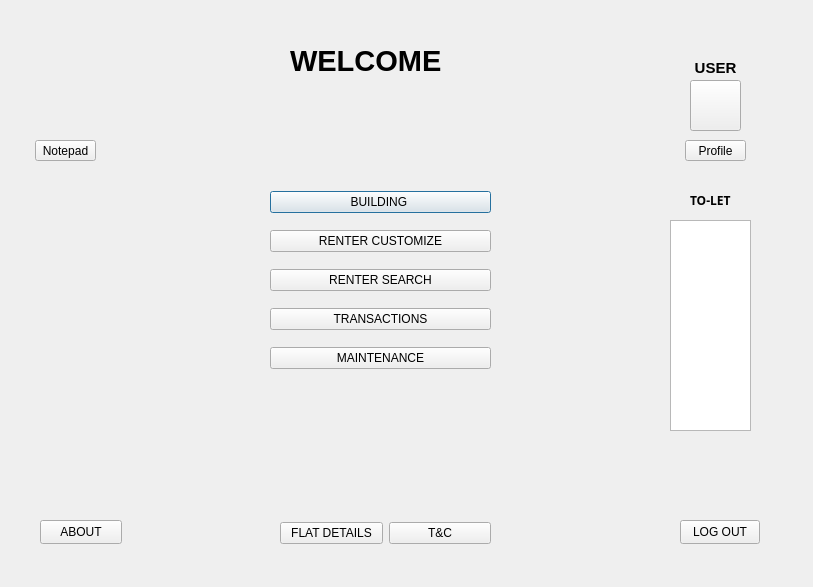
Qt form admin_after_login.ui (faisal-ahmed-dev/HOME-RENTAL-MANAGEMENT) before a commit.
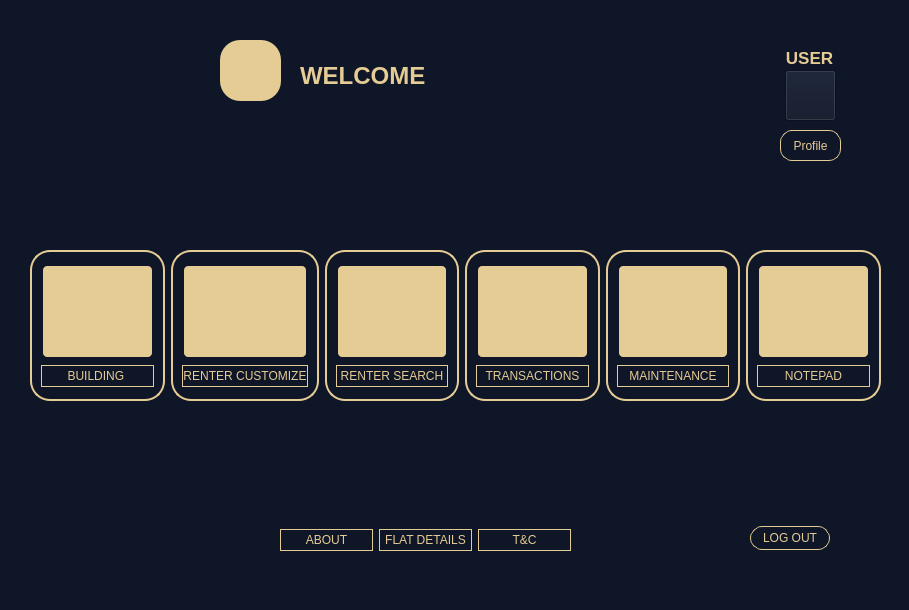
The same form after that commit. Icons and pictures are not drawn.

```diff
--- a/admin_after_login.ui
+++ b/admin_after_login.ui
@@ -6,72 +6,51 @@
    <rect>
     <x>0</x>
     <y>0</y>
-    <width>813</width>
-    <height>587</height>
+    <width>909</width>
+    <height>610</height>
    </rect>
   </property>
   <property name="windowTitle">
    <string>HOME RENTAL MANAGEMENT SYSTEM</string>
   </property>
   <property name="styleSheet">
-   <string notr="true"/>
+   <string notr="true">background-color: rgb(15, 22, 40)</string>
   </property>
-  <widget class="QWidget" name="layoutWidget">
-   <property name="geometry">
-    <rect>
-     <x>270</x>
-     <y>180</y>
-     <width>221</width>
-     <height>201</height>
-    </rect>
-   </property>
-   <layout class="QVBoxLayout" name="verticalLayout">
-    <item>
-     <widget class="QPushButton" name="pushButton_buildin">
-      <property name="text">
-       <string>BUILDING </string>
-      </property>
-     </widget>
-    </item>
-    <item>
-     <widget class="QPushButton" name="pushButton_CUSTOMIZE">
-      <property name="text">
-       <string>RENTER CUSTOMIZE</string>
-      </property>
-     </widget>
-    </item>
-    <item>
-     <widget class="QPushButton" name="pushButton_RENTE_SEARCH">
-      <property name="text">
-       <string>RENTER SEARCH</string>
-      </property>
-     </widget>
-    </item>
-    <item>
-     <widget class="QPushButton" name="pushButton_trans">
-      <property name="text">
-       <string>TRANSACTIONS</string>
-      </property>
-     </widget>
-    </item>
-    <item>
-     <widget class="QPushButton" name="pushButton_MAINTENANCE">
-      <property name="text">
-       <string>MAINTENANCE</string>
-      </property>
-     </widget>
-    </item>
-   </layout>
-  </widget>
   <widget class="QPushButton" name="pushButton_back">
    <property name="geometry">
     <rect>
-     <x>680</x>
-     <y>520</y>
+     <x>750</x>
+     <y>526</y>
      <width>80</width>
      <height>24</height>
     </rect>
    </property>
+   <property name="styleSheet">
+    <string notr="true">
+#pushButton_back
+{
+	border:none;
+	background:#0F1628;
+	color:#E5CB94;
+	border-radius:16px;
+	border: 1px solid yellow ;
+border-color: #E5CB94;
+  border-radius: 12px;
+  padding: 3 px;
+}
+#pushButton_back:hover
+{
+	border:none;
+	background:#E5CB94;
+	color:#0F1628;
+	border-radius:16 px;
+	border: 2px solid blue ;
+border-color: #0F1628;
+  border-radius: 6px;
+  padding: 3 px;
+}
+</string>
+   </property>
    <property name="text">
     <string>LOG OUT</string>
    </property>
@@ -79,64 +58,97 @@
   <widget class="QLabel" name="label_name">
    <property name="geometry">
     <rect>
-     <x>290</x>
-     <y>30</y>
-     <width>491</width>
-     <height>61</height>
+     <x>300</x>
+     <y>60</y>
+     <width>411</width>
+     <height>31</height>
     </rect>
    </property>
    <property name="font">
     <font>
      <family>SansSerif</family>
-     <pointsize>22</pointsize>
+     <pointsize>18</pointsize>
      <bold>true</bold>
     </font>
    </property>
+   <property name="styleSheet">
+    <string notr="true">color: rgb(229, 203, 148);</string>
+   </property>
    <property name="text">
     <string>WELCOME</string>
    </property>
   </widget>
-  <widget class="QLabel" name="label_TOLET">
-   <property name="geometry">
-    <rect>
-     <x>690</x>
-     <y>190</y>
-     <width>51</width>
-     <height>20</height>
-    </rect>
-   </property>
-   <property name="font">
-    <font>
-     <family>Arial Black</family>
-     <bold>true</bold>
-    </font>
-   </property>
-   <property name="text">
-    <string>TO-LET</string>
-   </property>
-  </widget>
-  <widget class="QTableWidget" name="tableWidget">
-   <property name="geometry">
-    <rect>
-     <x>670</x>
-     <y>220</y>
-     <width>81</width>
-     <height>211</height>
-    </rect>
-   </property>
-  </widget>
   <widget class="QWidget" name="layoutWidget">
    <property name="geometry">
     <rect>
      <x>280</x>
      <y>520</y>
-     <width>211</width>
-     <height>26</height>
+     <width>291</width>
+     <height>41</height>
     </rect>
    </property>
-   <layout class="QHBoxLayout" name="horizontalLayout">
+   <layout class="QHBoxLayout" name="horizontalLayout_2">
+    <item>
+     <widget class="QPushButton" name="pushButton_ABOUT">
+      <property name="styleSheet">
+       <string notr="true">
+#pushButton_ABOUT
+{
+	border:none;
+	background:#0F1628;
+	color:#E5CB94;
+	border-radius:16px;
+	border: 1px solid yellow ;
+border-color: #E5CB94;
+  border-radius: 12px;
+  padding: 3 px;
+}
+#pushButton_ABOUT:hover
+{
+	border:none;
+	background:#E5CB94;
+	color:#0F1628;
+	border-radius:16 px;
+	border: 2px solid blue ;
+border-color: #0F1628;
+  border-radius: 6px;
+  padding: 3 px;
+}
+</string>
+      </property>
+      <property name="text">
+       <string>ABOUT</string>
+      </property>
+     </widget>
+    </item>
     <item>
      <widget class="QPushButton" name="pushButton_TO_LET">
+      <property name="styleSheet">
+       <string notr="true">
+#pushButton_TO_LET
+{
+	border:none;
+	background:#0F1628;
+	color:#E5CB94;
+	border-radius:16px;
+	border: 1px solid yellow ;
+border-color: #E5CB94;
+  border-radius: 12px;
+  padding: 3 px;
+}
+#pushButton_TO_LET:hover
+{
+	border:none;
+	background:#E5CB94;
+	color:#0F1628;
+	border-radius:16 px;
+	border: 2px solid blue ;
+border-color: #0F1628;
+  border-radius: 6px;
+  padding: 3 px;
+}
+</string>
+      </property>
       <property name="text">
        <string>FLAT DETAILS</string>
       </property>
@@ -144,6 +156,32 @@
     </item>
     <item>
      <widget class="QPushButton" name="pushButton_TC">
+      <property name="styleSheet">
+       <string notr="true">
+#pushButton_TC
+{
+	border:none;
+	background:#0F1628;
+	color:#E5CB94;
+	border-radius:16px;
+	border: 1px solid yellow ;
+border-color: #E5CB94;
+  border-radius: 12px;
+  padding: 3 px;
+}
+#pushButton_TC:hover
+{
+	border:none;
+	background:#E5CB94;
+	color:#0F1628;
+	border-radius:16 px;
+	border: 2px solid blue ;
+border-color: #0F1628;
+  border-radius: 6px;
+  padding: 3 px;
+}
+</string>
+      </property>
       <property name="text">
        <string>T&amp;&amp;C</string>
       </property>
@@ -154,14 +192,40 @@
   <widget class="QPushButton" name="pushButton_profile">
    <property name="geometry">
     <rect>
-     <x>690</x>
-     <y>80</y>
+     <x>785</x>
+     <y>70</y>
      <width>51</width>
      <height>51</height>
     </rect>
    </property>
+   <property name="font">
+    <font>
+     <pointsize>11</pointsize>
+    </font>
+   </property>
    <property name="styleSheet">
-    <string notr="true">border-image: url(:/resources/resources/kindpng_1712282.png);</string>
+    <string notr="true">#pushButton_profile
+{image: url(:/resources/resources/kindpng_1712282.png);
+border:none;
+	background:#E5CB94;
+	color:#0F1628;
+	border-radius:16 px;
+	border: 1px solid blue ;
+border-color: #0F1628;
+  border-radius: 20px;
+  padding: 3 px;
+}
+#pushButton_profile:hover
+{
+	border:none;
+	background:floralwhite;
+	color:#0F1628;
+	border-radius:16 px;
+	border: 2px solid blue ;
+border-color: #0F1628;
+  border-radius: 6px;
+  padding: 3 px;
+}</string>
    </property>
    <property name="text">
     <string/>
@@ -170,10 +234,10 @@
   <widget class="QPushButton" name="pushButton_profile_info">
    <property name="geometry">
     <rect>
-     <x>685</x>
-     <y>140</y>
+     <x>780</x>
+     <y>130</y>
      <width>61</width>
-     <height>21</height>
+     <height>31</height>
     </rect>
    </property>
    <property name="font">
@@ -181,6 +245,31 @@
      <family>Segoe UI</family>
     </font>
    </property>
+   <property name="styleSheet">
+    <string notr="true">
+#pushButton_profile_info
+{
+	border:none;
+	background:#0F1628;
+	color:#E5CB94;
+	border-radius:16px;
+	border: 1px solid yellow ;
+border-color: #E5CB94;
+  border-radius: 12px;
+  padding: 3 px;
+}
+#pushButton_profile_info:hover
+{
+	border:none;
+	background:floralwhite;
+	color:#0F1628;
+	border-radius:16 px;
+	border: 2px solid blue ;
+border-color: #0F1628;
+  border-radius: 6px;
+  padding: 3 px;
+}</string>
+   </property>
    <property name="text">
     <string>Profile</string>
    </property>
@@ -188,18 +277,21 @@
   <widget class="QLabel" name="label_username_2">
    <property name="geometry">
     <rect>
-     <x>680</x>
-     <y>60</y>
+     <x>774</x>
+     <y>50</y>
      <width>71</width>
      <height>16</height>
     </rect>
    </property>
    <property name="font">
     <font>
-     <pointsize>11</pointsize>
+     <pointsize>13</pointsize>
      <bold>true</bold>
     </font>
    </property>
+   <property name="styleSheet">
+    <string notr="true">color: rgb(229, 203, 148);</string>
+   </property>
    <property name="frameShape">
     <enum>QFrame::NoFrame</enum>
    </property>
@@ -223,61 +315,688 @@
    <property name="geometry">
     <rect>
      <x>220</x>
-     <y>30</y>
+     <y>40</y>
      <width>61</width>
      <height>61</height>
     </rect>
    </property>
    <property name="styleSheet">
-    <string notr="true">image: url(:/resources/resources/home-icon-png-159372.png);</string>
+    <string notr="true">image: url(:/resources/resources/home-icon-png-159372.png);
+background-color: rgb(229, 203, 148);
+border-radius: 20px;
+padding:3 px;</string>
    </property>
    <property name="text">
     <string/>
    </property>
   </widget>
-  <widget class="QPushButton" name="pushButton_ABOUT">
+  <widget class="QWidget" name="">
    <property name="geometry">
     <rect>
-     <x>40</x>
-     <y>520</y>
-     <width>82</width>
-     <height>24</height>
+     <x>30</x>
+     <y>250</y>
+     <width>851</width>
+     <height>151</height>
     </rect>
    </property>
-   <property name="text">
-    <string>ABOUT</string>
-   </property>
-  </widget>
-  <widget class="QPushButton" name="pushButton_NOTEPAD">
-   <property name="geometry">
-    <rect>
-     <x>35</x>
-     <y>140</y>
-     <width>61</width>
-     <height>21</height>
-    </rect>
-   </property>
-   <property name="text">
-    <string>Notepad</string>
-   </property>
-  </widget>
-  <widget class="QPushButton" name="pushButton_notepad_pic">
-   <property name="geometry">
-    <rect>
-     <x>40</x>
-     <y>80</y>
-     <width>51</width>
-     <height>51</height>
-    </rect>
-   </property>
-   <property name="styleSheet">
-    <string notr="true">image: url(:/resources/resources/notepadico.png);
+   <layout class="QHBoxLayout" name="horizontalLayout">
+    <item>
+     <widget class="QFrame" name="frame">
+      <property name="styleSheet">
+       <string notr="true">
+#frame
+{
+	border:none;
+	background:#0F1628;
+	color:#E5CB94;
+	border-radius:16px;
+	border: 2px solid yellow ;
+border-color: #E5CB94;
+  border-radius: 20px;
+  padding: 3 px;
+}
+#frame:hover
+{
+	border:none;
+	background:#E5CB94;
+	color:#0F1628;
+	border-radius:16 px;
+	border: 2px solid blue ;
+border-color: #0F1628;
+  border-radius: 6px;
+  padding: 3 px;
+}
+</string>
+      </property>
+      <property name="frameShape">
+       <enum>QFrame::StyledPanel</enum>
+      </property>
+      <property name="frameShadow">
+       <enum>QFrame::Raised</enum>
+      </property>
+      <layout class="QVBoxLayout" name="verticalLayout">
+       <item>
+        <widget class="QPushButton" name="pushButton_building_pic">
+         <property name="sizePolicy">
+          <sizepolicy hsizetype="Minimum" vsizetype="Minimum">
+           <horstretch>0</horstretch>
+           <verstretch>0</verstretch>
+          </sizepolicy>
+         </property>
+         <property name="styleSheet">
+          <string notr="true">
+#pushButton_building_pic
+{
+image: url(:/resources/resources/8666691_home_icon.png);
 
-border-radius: 20px;</string>
-   </property>
-   <property name="text">
-    <string/>
-   </property>
+border:none;
+	background:#E5CB94;
+	color:#0F1628;
+	border-radius:16 px;
+	border: 2px solid blue ;
+border-color: #0F1628;
+  border-radius: 6px;
+  padding: 3 px;
+}
+#pushButton_building_pic:hover
+{
+	border:none;
+	background:floralwhite;
+	color:#0F1628;
+	border-radius:16 px;
+	border: 2px solid blue ;
+border-color: #0F1628;
+  border-radius: 6px;
+  padding: 3 px;
+}
+</string>
+         </property>
+         <property name="text">
+          <string/>
+         </property>
+        </widget>
+       </item>
+       <item>
+        <widget class="QPushButton" name="pushButton_buildin">
+         <property name="styleSheet">
+          <string notr="true">
+#pushButton_buildin
+{
+	border:none;
+	background:#0F1628;
+	color:#E5CB94;
+	border-radius:16px;
+	border: 1px solid yellow ;
+border-color: #E5CB94;
+  border-radius: 12px;
+  padding: 3 px;
+}
+#pushButton_buildin:hover
+{
+	border:none;
+	background:floralwhite;
+	color: #0F1628;
+	border-radius:16 px;
+	border: 2px solid blue ;
+border-color: #0F1628;
+  border-radius: 6px;
+  padding: 3 px;
+}
+
+
+
+</string>
+         </property>
+         <property name="text">
+          <string>BUILDING </string>
+         </property>
+        </widget>
+       </item>
+      </layout>
+     </widget>
+    </item>
+    <item>
+     <widget class="QFrame" name="frame_2">
+      <property name="styleSheet">
+       <string notr="true">#frame_2{
+border:none;
+	background:#0F1628;
+	color:#E5CB94;
+	border-radius:16px;
+	border: 2px solid yellow ;
+border-color: #E5CB94;
+  border-radius: 20px;
+  padding: 3 px;
+}
+#frame_2:hover
+{
+	border:none;
+	background:#E5CB94;
+	color:#0F1628;
+	border-radius:16 px;
+	border: 2px solid blue ;
+border-color: #0F1628;
+  border-radius: 6px;
+  padding: 3 px;
+}</string>
+      </property>
+      <property name="frameShape">
+       <enum>QFrame::StyledPanel</enum>
+      </property>
+      <property name="frameShadow">
+       <enum>QFrame::Raised</enum>
+      </property>
+      <layout class="QVBoxLayout" name="verticalLayout_3">
+       <item>
+        <widget class="QPushButton" name="pushButton_customize_pic">
+         <property name="sizePolicy">
+          <sizepolicy hsizetype="Minimum" vsizetype="Minimum">
+           <horstretch>0</horstretch>
+           <verstretch>0</verstretch>
+          </sizepolicy>
+         </property>
+         <property name="styleSheet">
+          <string notr="true">#pushButton_customize_pic
+{
+	image: url(:/resources/resources/8666681_edit_icon.png);
+
+border:none;
+	background:#E5CB94;
+	color:#0F1628;
+	border-radius:16 px;
+	border: 2px solid blue ;
+border-color: #0F1628;
+  border-radius: 6px;
+  padding: 3 px;
+}
+#pushButton_customize_pic:hover
+{
+	border:none;
+	background:floralwhite;
+	color:#0F1628;
+	border-radius:16 px;
+	border: 2px solid blue ;
+border-color: #0F1628;
+  border-radius: 6px;
+  padding: 3 px;
+}</string>
+         </property>
+         <property name="text">
+          <string/>
+         </property>
+        </widget>
+       </item>
+       <item>
+        <widget class="QPushButton" name="pushButton_CUSTOMIZE">
+         <property name="styleSheet">
+          <string notr="true">
+#pushButton_CUSTOMIZE
+{
+	border:none;
+	background:#0F1628;
+	color:#E5CB94;
+	border-radius:16px;
+	border: 1px solid yellow ;
+border-color: #E5CB94;
+  border-radius: 12px;
+  padding: 3 px;
+}
+#pushButton_CUSTOMIZE:hover
+{
+	border:none;
+	background:floralwhite;
+	color:#0F1628;
+	border-radius:16 px;
+	border: 2px solid blue ;
+border-color: #0F1628;
+  border-radius: 6px;
+  padding: 3 px;
+}
+</string>
+         </property>
+         <property name="text">
+          <string>RENTER CUSTOMIZE</string>
+         </property>
+        </widget>
+       </item>
+      </layout>
+     </widget>
+    </item>
+    <item>
+     <widget class="QFrame" name="frame_4">
+      <property name="styleSheet">
+       <string notr="true">#frame_4{
+border:none;
+	background:#0F1628;
+	color:#E5CB94;
+	border-radius:16px;
+	border: 2px solid yellow ;
+border-color: #E5CB94;
+  border-radius: 20px;
+  padding: 3 px;
+}
+#frame_4:hover
+{
+	border:none;
+	background:#E5CB94;
+	color:#0F1628;
+	border-radius:16 px;
+	border: 2px solid blue ;
+border-color: #0F1628;
+  border-radius: 6px;
+  padding: 3 px;
+}</string>
+      </property>
+      <property name="frameShape">
+       <enum>QFrame::StyledPanel</enum>
+      </property>
+      <property name="frameShadow">
+       <enum>QFrame::Raised</enum>
+      </property>
+      <layout class="QVBoxLayout" name="verticalLayout_4">
+       <item>
+        <widget class="QPushButton" name="pushButton_search_pic">
+         <property name="sizePolicy">
+          <sizepolicy hsizetype="Minimum" vsizetype="Minimum">
+           <horstretch>0</horstretch>
+           <verstretch>0</verstretch>
+          </sizepolicy>
+         </property>
+         <property name="styleSheet">
+          <string notr="true">#pushButton_search_pic
+{
+	image: url(:/resources/resources/8666693_search_icon.png);
+
+border:none;
+	background:#E5CB94;
+	color:#0F1628;
+	border-radius:16 px;
+	border: 2px solid blue ;
+border-color: #0F1628;
+  border-radius: 6px;
+  padding: 3 px;
+}
+#pushButton_search_pic:hover
+{
+	border:none;
+	background:floralwhite;
+	color:#0F1628;
+	border-radius:16 px;
+	border: 2px solid blue ;
+border-color: #0F1628;
+  border-radius: 6px;
+  padding: 3 px;
+}</string>
+         </property>
+         <property name="text">
+          <string/>
+         </property>
+        </widget>
+       </item>
+       <item>
+        <widget class="QPushButton" name="pushButton_RENTE_SEARCH">
+         <property name="styleSheet">
+          <string notr="true">
+#pushButton_RENTE_SEARCH
+{
+	border:none;
+	background:#0F1628;
+	color:#E5CB94;
+	border-radius:16px;
+	border: 1px solid yellow ;
+border-color: #E5CB94;
+  border-radius: 12px;
+  padding: 3 px;
+}
+#pushButton_RENTE_SEARCH:hover
+{
+	border:none;
+background:floralwhite;
+	color:#0F1628;
+	border-radius:16 px;
+	border: 2px solid blue ;
+border-color: #0F1628;
+  border-radius: 6px;
+  padding: 3 px;
+}
+</string>
+         </property>
+         <property name="text">
+          <string>RENTER SEARCH</string>
+         </property>
+        </widget>
+       </item>
+      </layout>
+     </widget>
+    </item>
+    <item>
+     <widget class="QFrame" name="frame_5">
+      <property name="styleSheet">
+       <string notr="true">#frame_5{
+border:none;
+	background:#0F1628;
+	color:#E5CB94;
+	border-radius:16px;
+	border: 2px solid yellow ;
+border-color: #E5CB94;
+  border-radius: 20px;
+  padding: 3 px;
+}
+#frame_5:hover
+{
+	border:none;
+	background:#E5CB94;
+	color:#0F1628;
+	border-radius:16 px;
+	border: 2px solid blue ;
+border-color: #0F1628;
+  border-radius: 6px;
+  padding: 3 px;
+}</string>
+      </property>
+      <property name="frameShape">
+       <enum>QFrame::StyledPanel</enum>
+      </property>
+      <property name="frameShadow">
+       <enum>QFrame::Raised</enum>
+      </property>
+      <layout class="QVBoxLayout" name="verticalLayout_5">
+       <item>
+        <widget class="QPushButton" name="pushButton_trans_pic">
+         <property name="sizePolicy">
+          <sizepolicy hsizetype="Minimum" vsizetype="Minimum">
+           <horstretch>0</horstretch>
+           <verstretch>0</verstretch>
+          </sizepolicy>
+         </property>
+         <property name="styleSheet">
+          <string notr="true">#pushButton_trans_pic
+{
+	image: url(:/resources/resources/8666589_dollar_sign_icon.png);
+
+border:none;
+	background:#E5CB94;
+	color:#0F1628;
+	border-radius:16 px;
+	border: 2px solid blue ;
+border-color: #0F1628;
+  border-radius: 6px;
+  padding: 3 px;
+}
+#pushButton_trans_pic:hover
+{
+	border:none;
+	background:floralwhite;
+	color:#0F1628;
+	border-radius:16 px;
+	border: 2px solid blue ;
+border-color: #0F1628;
+  border-radius: 6px;
+  padding: 3 px;
+}</string>
+         </property>
+         <property name="text">
+          <string/>
+         </property>
+        </widget>
+       </item>
+       <item>
+        <widget class="QPushButton" name="pushButton_trans">
+         <property name="styleSheet">
+          <string notr="true">
+#pushButton_trans
+{
+	border:none;
+	background:#0F1628;
+	color:#E5CB94;
+	border-radius:16px;
+	border: 1px solid yellow ;
+border-color: #E5CB94;
+  border-radius: 12px;
+  padding: 3 px;
+}
+#pushButton_trans:hover
+{
+	border:none;
+	background:floralwhite;
+	color:#0F1628;
+	border-radius:16 px;
+	border: 2px solid blue ;
+border-color: #0F1628;
+  border-radius: 6px;
+  padding: 3 px;
+}
+</string>
+         </property>
+         <property name="text">
+          <string>TRANSACTIONS</string>
+         </property>
+        </widget>
+       </item>
+      </layout>
+     </widget>
+    </item>
+    <item>
+     <widget class="QFrame" name="frame_6">
+      <property name="styleSheet">
+       <string notr="true">#frame_6{
+border:none;
+	background:#0F1628;
+	color:#E5CB94;
+	border-radius:16px;
+	border: 2px solid yellow ;
+border-color: #E5CB94;
+  border-radius: 20px;
+  padding: 3 px;
+}
+#frame_6:hover
+{
+	border:none;
+	background:#E5CB94;
+	color:#0F1628;
+	border-radius:16 px;
+	border: 2px solid blue ;
+border-color: #0F1628;
+  border-radius: 6px;
+  padding: 3 px;
+}</string>
+      </property>
+      <property name="frameShape">
+       <enum>QFrame::StyledPanel</enum>
+      </property>
+      <property name="frameShadow">
+       <enum>QFrame::Raised</enum>
+      </property>
+      <layout class="QVBoxLayout" name="verticalLayout_6">
+       <item>
+        <widget class="QPushButton" name="pushButton_maintenance_pic">
+         <property name="sizePolicy">
+          <sizepolicy hsizetype="Minimum" vsizetype="Minimum">
+           <horstretch>0</horstretch>
+           <verstretch>0</verstretch>
+          </sizepolicy>
+         </property>
+         <property name="styleSheet">
+          <string notr="true">#pushButton_maintenance_pic
+{
+	image: url(:/resources/resources/8666615_settings_icon.png);
+border:none;
+	background:#E5CB94;
+	color:#0F1628;
+	border-radius:16 px;
+	border: 2px solid blue ;
+border-color: #0F1628;
+  border-radius: 6px;
+  padding: 3 px;
+}
+#pushButton_maintenance_pic:hover
+{
+	border:none;
+	background:floralwhite;
+	color:#0F1628;
+	border-radius:16 px;
+	border: 2px solid blue ;
+border-color: #0F1628;
+  border-radius: 6px;
+  padding: 3 px;
+}</string>
+         </property>
+         <property name="text">
+          <string/>
+         </property>
+        </widget>
+       </item>
+       <item>
+        <widget class="QPushButton" name="pushButton_MAINTENANCE">
+         <property name="styleSheet">
+          <string notr="true">
+#pushButton_MAINTENANCE
+{
+	border:none;
+	background:#0F1628;
+	color:#E5CB94;
+	border-radius:16px;
+	border: 1px solid yellow ;
+border-color: #E5CB94;
+  border-radius: 12px;
+  padding: 3 px;
+}
+#pushButton_MAINTENANCE:hover
+{
+	border:none;
+	background:floralwhite;
+	color:#0F1628;
+	border-radius:16 px;
+	border: 2px solid blue ;
+border-color: #0F1628;
+  border-radius: 6px;
+  padding: 3 px;
+}
+</string>
+         </property>
+         <property name="text">
+          <string>MAINTENANCE</string>
+         </property>
+        </widget>
+       </item>
+      </layout>
+     </widget>
+    </item>
+    <item>
+     <widget class="QFrame" name="frame_3">
+      <property name="styleSheet">
+       <string notr="true">#frame_3{
+border:none;
+	background:#0F1628;
+	color:#E5CB94;
+	border-radius:16px;
+	border: 2px solid yellow ;
+border-color: #E5CB94;
+  border-radius: 20px;
+  padding: 3 px;
+}
+#frame_3:hover
+{
+	border:none;
+	background:#E5CB94;
+	color:#0F1628;
+	border-radius:16 px;
+	border: 2px solid blue ;
+border-color: #0F1628;
+  border-radius: 6px;
+  padding: 3 px;
+}</string>
+      </property>
+      <property name="frameShape">
+       <enum>QFrame::StyledPanel</enum>
+      </property>
+      <property name="frameShadow">
+       <enum>QFrame::Raised</enum>
+      </property>
+      <layout class="QVBoxLayout" name="verticalLayout_2">
+       <item>
+        <widget class="QPushButton" name="pushButton_notepad_pic">
+         <property name="sizePolicy">
+          <sizepolicy hsizetype="Minimum" vsizetype="Minimum">
+           <horstretch>0</horstretch>
+           <verstretch>0</verstretch>
+          </sizepolicy>
+         </property>
+         <property name="styleSheet">
+          <string notr="true">
+#pushButton_notepad_pic
+{
+image:url(:/resources/resources/notepadico.png);
+border:none;
+	background:#E5CB94;
+	color:#0F1628;
+	border-radius:16 px;
+	border: 2px solid blue ;
+border-color: #0F1628;
+  border-radius: 6px;
+  padding: 3 px;
+}
+#pushButton_notepad_pic:hover
+{
+	border:none;
+	background:floralwhite;
+	color:#0F1628;
+	border-radius:16 px;
+	border: 2px solid blue ;
+border-color: #0F1628;
+  border-radius: 6px;
+  padding: 3 px;
+}
+
+
+
+
+
+
+</string>
+         </property>
+         <property name="text">
+          <string/>
+         </property>
+        </widget>
+       </item>
+       <item>
+        <widget class="QPushButton" name="pushButton_NOTEPAD">
+         <property name="styleSheet">
+          <string notr="true">
+#pushButton_NOTEPAD
+{
+	border:none;
+	background:#0F1628;
+	color:#E5CB94;
+	border-radius:16px;
+	border: 1px solid yellow ;
+border-color: #E5CB94;
+  border-radius: 12px;
+  padding: 3 px;
+}
+#pushButton_NOTEPAD:hover
+{
+	border:none;
+	background:floralwhite;
+	color:#0F1628;
+	border-radius:16 px;
+	border: 2px solid blue ;
+border-color: #0F1628;
+  border-radius: 6px;
+  padding: 3 px;
+}
+</string>
+         </property>
+         <property name="text">
+          <string>NOTEPAD</string>
+         </property>
+        </widget>
+       </item>
+      </layout>
+     </widget>
+    </item>
+   </layout>
   </widget>
  </widget>
  <resources/>
```
